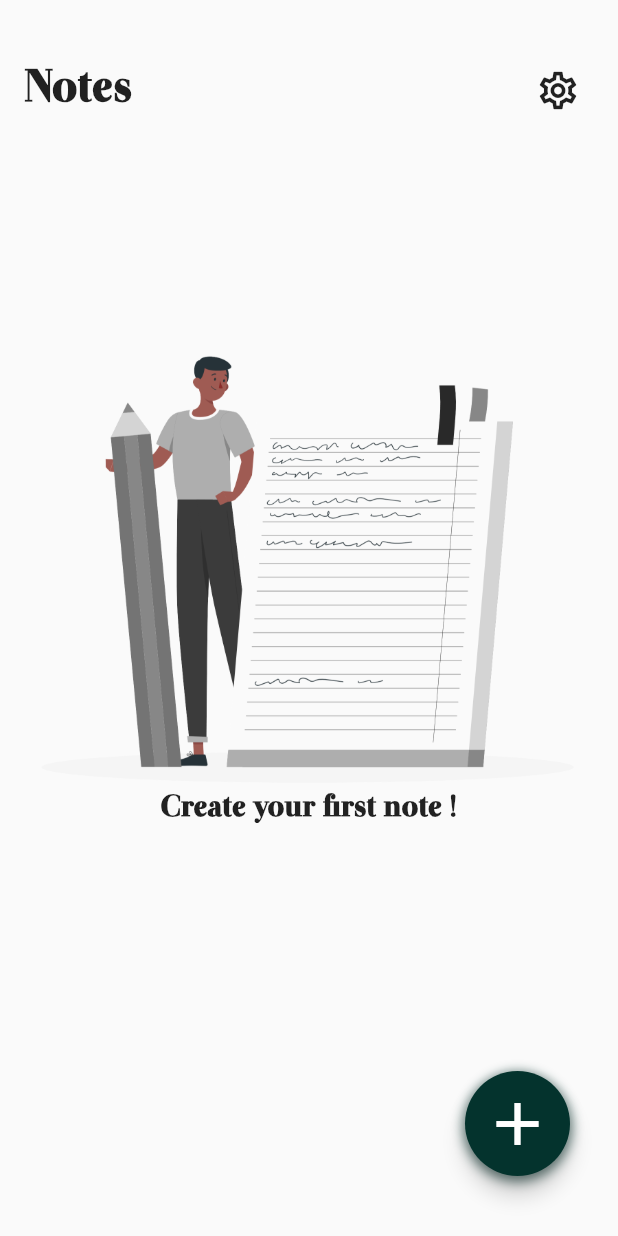
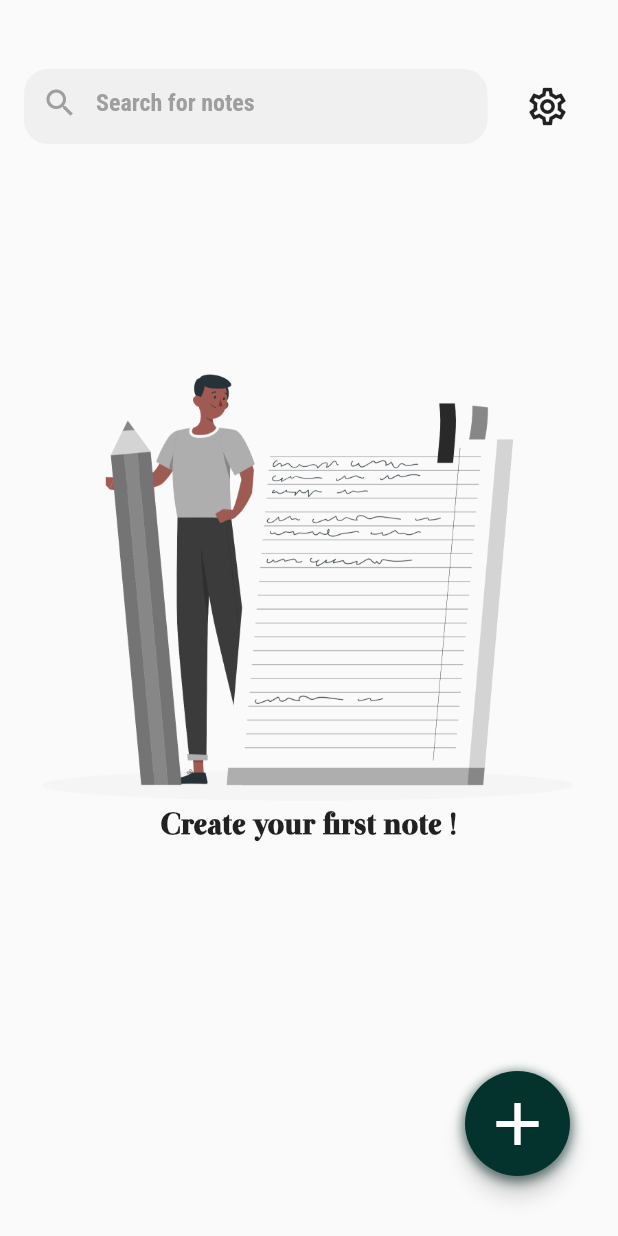
Before and after one commit to hatemf934/notes, a Flutter app: the HomeScreen screen opened by its route, on a phone screen of 412 x 824 dp. Run offline on Flutter 3.47's test engine with Material 3 defaults, Android fonts, the phone set to English and light mode, and no system bars; our stand-ins replace bloc, flutter_bloc, font_awesome_flutter, hive, hive_flutter; accounts and stored records are empty; generated files the repository leaves out were written again.

Commit message:
add search and settings section widget to home view

```diff
--- a/lib/core/utils/color_manager.dart
+++ b/lib/core/utils/color_manager.dart
@@ -6,4 +6,5 @@ class ColorManager {
   static const Color meduimGrey = Color(0xFF888888);
   static const Color black87 = Colors.black87;
   static const Color colortransparent = Colors.transparent;
+  static const Color colorgrey = Colors.grey;
 }
--- a/lib/core/utils/height_manager.dart
+++ b/lib/core/utils/height_manager.dart
@@ -5,6 +5,7 @@ class HeightManager {
   static const double h10 = 10;
   static const double h30 = 30;
   static const double h40 = 40;
+  static const double h50 = 50;
   static const double h70 = 70;
   static const double h130 = 130;
   static const double h100 = 100;
--- a/lib/core/utils/text_manager.dart
+++ b/lib/core/utils/text_manager.dart
@@ -4,6 +4,7 @@ class TextManager {
   static const String kSubTitleBording =
       "jot down on whenever and wherever\nyou want, let the rest up to us";
   static const String kNotesHome = "Notes";
+  static const String kSearch = 'Search for notes';
   static const String kGetStrart = 'Get Started';
   static const String kTitle = "Title";
   static const String kSubTitle = "Type something...";
--- a/lib/core/utils/width_manager.dart
+++ b/lib/core/utils/width_manager.dart
@@ -2,6 +2,7 @@ class WidthManager {
   WidthManager._();
   static const double w2 = 2;
   static const double w8 = 8;
+  static const double w16 = 16;
   static const double w70 = 70;
   static const double w40 = 40;
   static const double w50 = 50;
--- a/lib/features/home/presentation/view/home_screen.dart
+++ b/lib/features/home/presentation/view/home_screen.dart
@@ -1,14 +1,11 @@
 import 'package:flutter/material.dart';
 import 'package:flutter_bloc/flutter_bloc.dart';
-import 'package:notabli/core/utils/font_family_manager.dart';
-import 'package:notabli/core/utils/font_manager.dart';
 import 'package:notabli/core/utils/height_manager.dart';
 import 'package:notabli/core/utils/padding_manager.dart';
 import 'package:notabli/core/utils/route_manager.dart';
-import 'package:notabli/core/utils/text_manager.dart';
 import 'package:notabli/core/cubits/displayNote/displaynote_cubit.dart';
 import 'package:notabli/core/cubits/layout_cubit/layoutcubit_cubit.dart';
-import 'package:notabli/features/settings_view/presentation/view/settings_screen.dart';
+import 'package:notabli/features/home/presentation/view/widgets/search_and_setting_section.dart';
 import 'package:notabli/features/home/presentation/view/widgets/custom_floating_action_button.dart';
 import 'package:notabli/features/home/presentation/view/widgets/custom_grid_view.dart';
 import 'package:notabli/features/home/presentation/view/widgets/custom_list_view.dart';
@@ -38,28 +35,9 @@ class _HomeScreenState extends State<HomeScreen> {
             crossAxisAlignment: CrossAxisAlignment.start,
             children: [
               const SizedBox(
-                height: HeightManager.h20,
+                height: HeightManager.h30,
               ),
-              Row(
-                mainAxisAlignment: MainAxisAlignment.spaceBetween,
-                children: [
-                  const Text(
-                    TextManager.kNotesHome,
-                    style: TextStyle(
-                        fontFamily: FontFamilyManager.kOtamaFont,
-                        fontSize: FontSizeManager.font30,
-                        fontWeight: FontWeight.bold),
-                  ),
-                  IconButton(
-                      onPressed: () {
-                        Navigator.pushNamed(context, SettingsScreen.id);
-                      },
-                      icon: const Icon(
-                        Icons.settings_outlined,
-                        size: FontSizeManager.font30,
-                      ))
-                ],
-              ),
+              const SearchAndSettingSection(),
               BlocBuilder<DisplaynoteCubit, DisplaynoteState>(
                 builder: (context, state) {
                   if (state is DisplaynotesEmpty) {
--- /dev/null
+++ b/lib/features/home/presentation/view/widgets/search_and_setting_section.dart
@@ -0,0 +1,52 @@
+import 'package:flutter/material.dart';
+import 'package:notabli/core/utils/color_manager.dart';
+import 'package:notabli/core/utils/font_manager.dart';
+import 'package:notabli/core/utils/height_manager.dart';
+import 'package:notabli/core/utils/padding_manager.dart';
+import 'package:notabli/core/utils/raduis_manager.dart';
+import 'package:notabli/core/utils/text_manager.dart';
+import 'package:notabli/core/utils/width_manager.dart';
+import 'package:notabli/features/settings_view/presentation/view/settings_screen.dart';
+
+class SearchAndSettingSection extends StatelessWidget {
+  const SearchAndSettingSection({super.key});
+
+  @override
+  Widget build(BuildContext context) {
+    return Row(
+      children: [
+        SizedBox(
+          height: HeightManager.h50,
+          width: MediaQuery.of(context).size.width * .75,
+          child: TextField(
+            decoration: InputDecoration(
+              hintText: TextManager.kSearch,
+              hintStyle: const TextStyle(
+                color: ColorManager.colorgrey,
+                fontSize: FontSizeManager.font16,
+              ),
+              prefixIcon: const Padding(
+                padding: EdgeInsets.only(bottom: PaddingManager.pd5),
+                child: Icon(Icons.search, color: ColorManager.colorgrey),
+              ),
+              border: OutlineInputBorder(
+                borderRadius: BorderRadius.circular(RadiusManager.rd16),
+                borderSide: BorderSide.none,
+              ),
+              filled: true,
+            ),
+          ),
+        ),
+        const SizedBox(width: WidthManager.w16),
+        IconButton(
+            onPressed: () {
+              Navigator.pushNamed(context, SettingsScreen.id);
+            },
+            icon: const Icon(
+              Icons.settings_outlined,
+              size: FontSizeManager.font30,
+            ))
+      ],
+    );
+  }
+}
```
